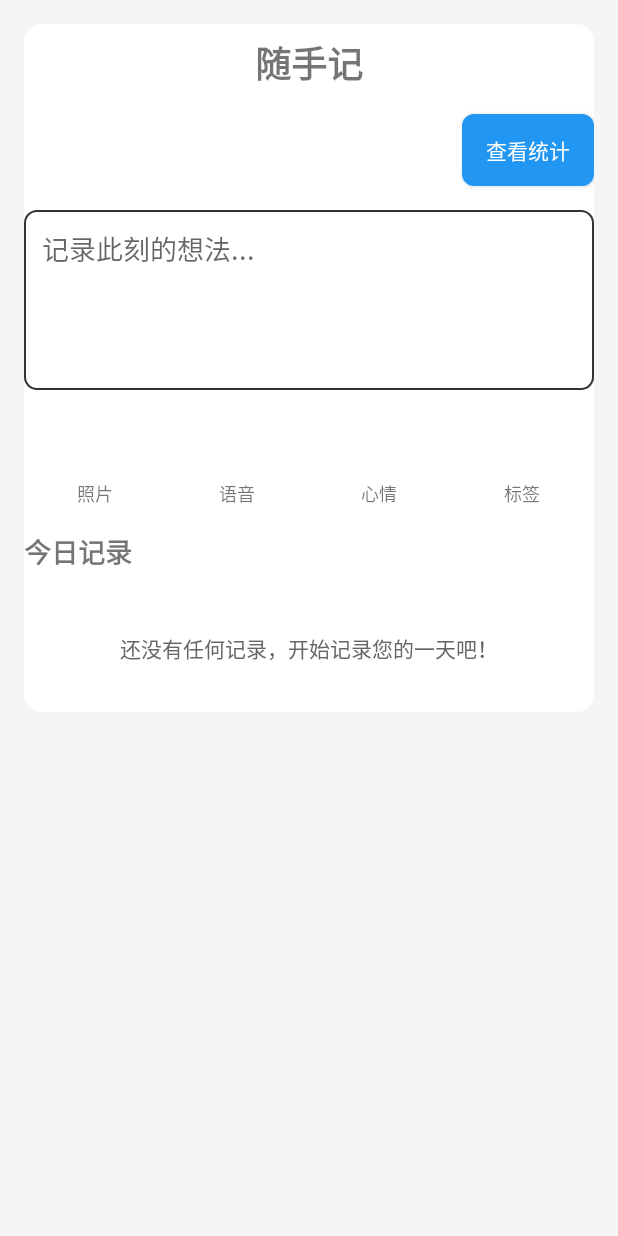
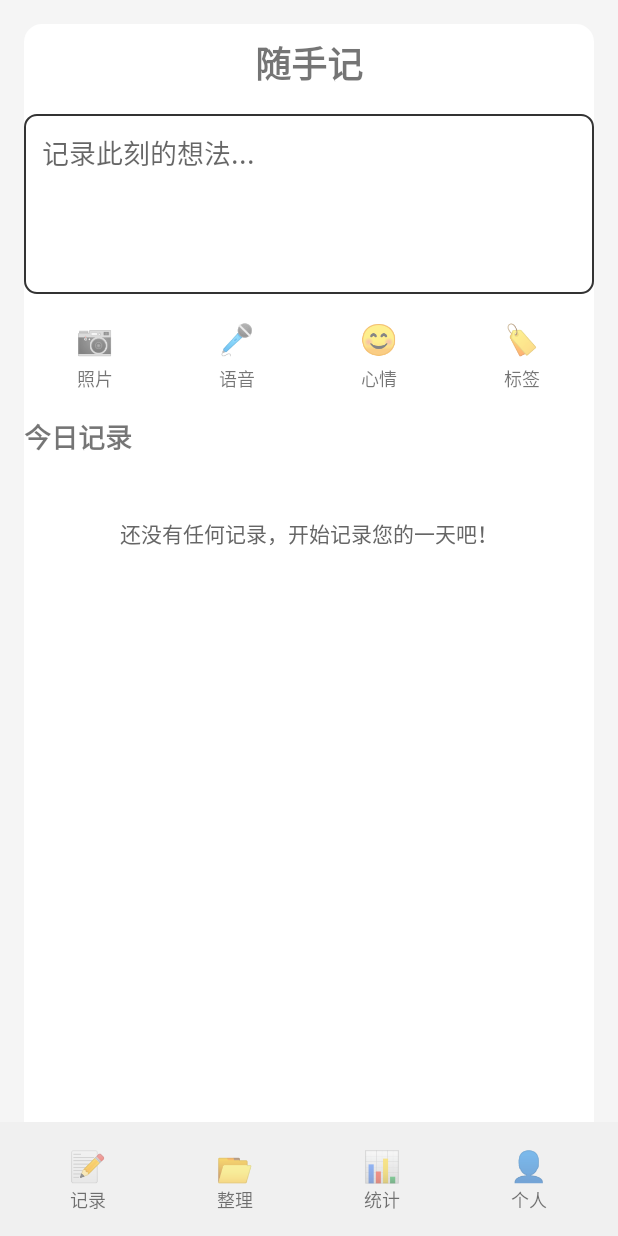
Before and after one commit to Zhouzoei/note_easy, an Android app built with Jetpack Compose: the layout activity_first.xml on its own in the app's theme, with its tools: preview values and no code run, on a phone screen of 412 x 824 dp. Run offline under Robolectric (Android 15) with nearby library versions, the phone set to English and light mode, and no system bars.

Commit message:
在activity_first.xml,activity_statistics.xml中添加了底部导航栏，去除了imagebotton，添加了emoji作为textview；在themes.xml中添加了NoActionBar状态。

```diff
--- a/app/src/main/res/layout/activity_first.xml
+++ b/app/src/main/res/layout/activity_first.xml
@@ -1,16 +1,25 @@
 <?xml version="1.0" encoding="utf-8"?>
-<ScrollView xmlns:android="http://schemas.android.com/apk/res/android"
+<RelativeLayout xmlns:android="http://schemas.android.com/apk/res/android"
+    android:layout_width="match_parent"
+    android:layout_height="match_parent"
+    android:background="#f5f5f5">
+
+    <!-- 主要内容区域 -->
+    <ScrollView
+        android:id="@+id/main_content"
         android:layout_width="match_parent"
         android:layout_height="match_parent"
         android:padding="16dp"
-    android:background="#f5f5f5">
+        android:paddingBottom="80dp"
+        android:fillViewport="true">
 
         <LinearLayout
             android:id="@+id/mainLayout"
             android:layout_width="match_parent"
             android:layout_height="wrap_content"
             android:orientation="vertical"
-        android:background="@drawable/bg_rounded_white">
+            android:background="@drawable/bg_rounded_white"
+            android:minHeight="600dp">
 
             <!-- 标题 -->
             <TextView
@@ -22,15 +31,7 @@
                 android:gravity="center"
                 android:layout_marginBottom="16dp"
                 android:layout_marginTop="8dp" />
-        <Button
-            android:id="@+id/statisticsButton"
-            android:layout_width="wrap_content"
-            android:layout_height="wrap_content"
-            android:text="查看统计"
-            android:layout_gravity="end"
-            android:layout_marginBottom="16dp"
-            android:background="@drawable/bg_rounded_primary"
-            android:textColor="@android:color/white" />
+
 
             <!-- 输入区域 -->
             <EditText
@@ -96,12 +97,11 @@
                     android:orientation="vertical"
                     android:gravity="center">
 
-                <ImageButton
-                    android:id="@+id/photoButton"
-                    android:layout_width="40dp"
-                    android:layout_height="40dp"
-                    android:src="@drawable/ic_camera"
-                    android:background="@drawable/bg_circle_border" />
+                    <TextView
+                        android:layout_width="wrap_content"
+                        android:layout_height="wrap_content"
+                        android:text="📷"
+                        android:textSize="20sp" />
 
                     <TextView
                         android:layout_width="wrap_content"
@@ -113,18 +113,18 @@
 
                 <!-- 语音按钮 -->
                 <LinearLayout
+                    android:id="@+id/voiceLayout"
                     android:layout_width="0dp"
                     android:layout_height="wrap_content"
                     android:layout_weight="1"
                     android:orientation="vertical"
                     android:gravity="center">
 
-                <ImageButton
-                    android:id="@+id/voiceButton"
-                    android:layout_width="40dp"
-                    android:layout_height="40dp"
-                    android:src="@drawable/ic_mic"
-                    android:background="@drawable/bg_circle_border" />
+                    <TextView
+                        android:layout_width="wrap_content"
+                        android:layout_height="wrap_content"
+                        android:text="🎤"
+                        android:textSize="20sp" />
 
                     <TextView
                         android:layout_width="wrap_content"
@@ -143,12 +143,11 @@
                     android:orientation="vertical"
                     android:gravity="center">
 
-                <ImageButton
-                    android:id="@+id/moodButton"
-                    android:layout_width="40dp"
-                    android:layout_height="40dp"
-                    android:src="@drawable/ic_mood"
-                    android:background="@drawable/bg_circle_border" />
+                    <TextView
+                        android:layout_width="wrap_content"
+                        android:layout_height="wrap_content"
+                        android:text="😊"
+                        android:textSize="20sp" />
 
                     <TextView
                         android:id="@+id/moodText"
@@ -168,12 +167,11 @@
                     android:orientation="vertical"
                     android:gravity="center">
 
-                <ImageButton
-                    android:id="@+id/tagButton"
-                    android:layout_width="40dp"
-                    android:layout_height="40dp"
-                    android:src="@drawable/ic_tag"
-                    android:background="@drawable/bg_circle_border" />
+                    <TextView
+                        android:layout_width="wrap_content"
+                        android:layout_height="wrap_content"
+                        android:text="🏷️"
+                        android:textSize="20sp" />
 
                     <TextView
                         android:id="@+id/tagText"
@@ -232,3 +230,13 @@
             </LinearLayout>
         </LinearLayout>
     </ScrollView>
+
+    <!-- 底部导航栏 - 固定在屏幕底部 -->
+    <include
+        android:id="@+id/bottom_navigation"
+        layout="@layout/layout_bottom_nav"
+        android:layout_width="match_parent"
+        android:layout_height="wrap_content"
+        android:layout_alignParentBottom="true" />
+
+</RelativeLayout>
--- a/app/src/main/res/layout/activity_statistics.xml
+++ b/app/src/main/res/layout/activity_statistics.xml
@@ -1,14 +1,23 @@
 <?xml version="1.0" encoding="utf-8"?>
-<ScrollView xmlns:android="http://schemas.android.com/apk/res/android"
+<RelativeLayout xmlns:android="http://schemas.android.com/apk/res/android"
+    android:layout_width="match_parent"
+    android:layout_height="match_parent"
+    android:background="#f5f7fa">
+
+    <!-- 主要内容区域 -->
+    <ScrollView
+        android:id="@+id/main_content"
         android:layout_width="match_parent"
         android:layout_height="match_parent"
         android:padding="16dp"
-    android:background="#f5f7fa">
+        android:paddingBottom="80dp"
+        android:fillViewport="true">
 
         <LinearLayout
             android:layout_width="match_parent"
             android:layout_height="wrap_content"
-        android:orientation="vertical">
+            android:orientation="vertical"
+            android:minHeight="800dp">
 
             <!-- 标题 -->
             <TextView
@@ -395,3 +404,13 @@
 
         </LinearLayout>
     </ScrollView>
+
+    <!-- 底部导航栏 - 固定在屏幕底部 -->
+    <include
+        android:id="@+id/bottom_navigation"
+        layout="@layout/layout_bottom_nav"
+        android:layout_width="match_parent"
+        android:layout_height="wrap_content"
+        android:layout_alignParentBottom="true" />
+
+</RelativeLayout>
--- /dev/null
+++ b/app/src/main/res/layout/layout_bottom_nav.xml
@@ -0,0 +1,97 @@
+<?xml version="1.0" encoding="utf-8"?>
+<LinearLayout xmlns:android="http://schemas.android.com/apk/res/android"
+    android:id="@+id/bottom_navigation"
+    android:layout_width="match_parent"
+    android:layout_height="wrap_content"
+    android:orientation="horizontal"
+    android:background="#f0f0f0"
+    android:padding="10dp">
+
+    <LinearLayout
+        android:id="@+id/nav_record"
+        android:layout_width="0dp"
+        android:layout_height="wrap_content"
+        android:layout_weight="1"
+        android:orientation="vertical"
+        android:gravity="center"
+        android:padding="5dp">
+
+        <TextView
+            android:layout_width="wrap_content"
+            android:layout_height="wrap_content"
+            android:text="📝"
+            android:textSize="20sp" />
+
+        <TextView
+            android:layout_width="wrap_content"
+            android:layout_height="wrap_content"
+            android:text="记录"
+            android:textSize="12sp" />
+    </LinearLayout>
+
+    <LinearLayout
+        android:id="@+id/nav_organize"
+        android:layout_width="0dp"
+        android:layout_height="wrap_content"
+        android:layout_weight="1"
+        android:orientation="vertical"
+        android:gravity="center"
+        android:padding="5dp">
+
+        <TextView
+            android:layout_width="wrap_content"
+            android:layout_height="wrap_content"
+            android:text="📂"
+            android:textSize="20sp" />
+
+        <TextView
+            android:layout_width="wrap_content"
+            android:layout_height="wrap_content"
+            android:text="整理"
+            android:textSize="12sp" />
+    </LinearLayout>
+
+    <LinearLayout
+        android:id="@+id/nav_stats"
+        android:layout_width="0dp"
+        android:layout_height="wrap_content"
+        android:layout_weight="1"
+        android:orientation="vertical"
+        android:gravity="center"
+        android:padding="5dp">
+
+        <TextView
+            android:layout_width="wrap_content"
+            android:layout_height="wrap_content"
+            android:text="📊"
+            android:textSize="20sp" />
+
+        <TextView
+            android:layout_width="wrap_content"
+            android:layout_height="wrap_content"
+            android:text="统计"
+            android:textSize="12sp" />
+    </LinearLayout>
+
+    <LinearLayout
+        android:id="@+id/nav_profile"
+        android:layout_width="0dp"
+        android:layout_height="wrap_content"
+        android:layout_weight="1"
+        android:orientation="vertical"
+        android:gravity="center"
+        android:padding="5dp">
+
+        <TextView
+            android:layout_width="wrap_content"
+            android:layout_height="wrap_content"
+            android:text="👤"
+            android:textSize="20sp" />
+
+        <TextView
+            android:layout_width="wrap_content"
+            android:layout_height="wrap_content"
+            android:text="个人"
+            android:textSize="12sp" />
+    </LinearLayout>
+</LinearLayout>
--- a/app/src/main/res/values/themes.xml
+++ b/app/src/main/res/values/themes.xml
@@ -1,16 +1,19 @@
 <resources xmlns:tools="http://schemas.android.com/tools">
-    <!-- Base application theme. -->
-    <style name="Theme.FinalWork" parent="Theme.AppCompat.Light.DarkActionBar">
+    <!-- Base application theme without ActionBar -->
+    <style name="Theme.FinalWork" parent="Theme.AppCompat.Light.NoActionBar">
         <!-- Primary brand color. -->
         <item name="colorPrimary">@color/purple_500</item>
         <item name="colorPrimaryVariant">@color/purple_700</item>
         <item name="colorOnPrimary">@color/white</item>
+
         <!-- Secondary brand color. -->
         <item name="colorSecondary">@color/teal_200</item>
         <item name="colorSecondaryVariant">@color/teal_700</item>
         <item name="colorOnSecondary">@color/black</item>
+
         <!-- Status bar color. -->
         <item name="android:statusBarColor">?attr/colorPrimaryVariant</item>
+
         <!-- Customize your theme here. -->
     </style>
 </resources>
```
Lines whose indentation alone changed are shown as unchanged.
